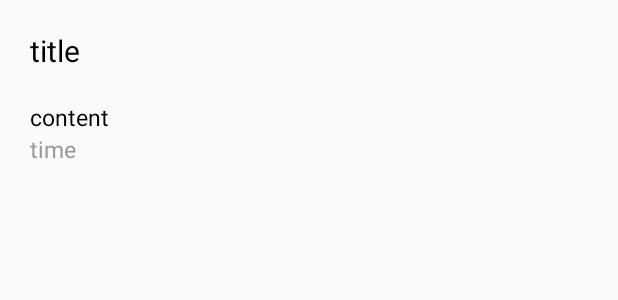
After one commit to dami0806/LifeStyle, an Android app: the layout board_item.xml on its own in the app's theme, with its tools: preview values and no code run, on a phone screen of 412 x 824 dp. The commit adds this screen. Shown: the top 300 px of the screen. Run offline under Robolectric (Android 15) with nearby library versions, the phone set to English and light mode, and no system bars.

Commit message:
게시판 작성 완료

```diff
--- /dev/null
+++ b/app/src/main/res/layout/board_item.xml
@@ -0,0 +1,32 @@
+<?xml version="1.0" encoding="utf-8"?>
+<LinearLayout xmlns:android="http://schemas.android.com/apk/res/android"
+    android:layout_width="match_parent"
+    android:layout_height="120dp"
+    android:orientation="vertical">
+
+    <TextView
+        android:id="@+id/title"
+        android:text="title"
+        android:textSize="20sp"
+        android:textColor="@color/black"
+        android:layout_width="wrap_content"
+        android:layout_height="wrap_content"
+        android:layout_margin="20dp"/>
+    <TextView
+        android:id="@+id/content"
+        android:text="content"
+        android:textSize="15sp"
+        android:layout_marginLeft="20dp"
+        android:textColor="@color/black"
+        android:layout_width="wrap_content"
+        android:layout_height="wrap_content"/>
+    <TextView
+        android:id="@+id/time"
+        android:text="time"
+        android:textSize="15sp"
+        android:textColor="#999999"
+        android:layout_width="wrap_content"
+        android:layout_height="wrap_content"
+        android:layout_marginLeft="20dp"/>
+
+</LinearLayout>
```
Also changed, not shown: app/src/main/java/com/dami/lifestyle/board/BoardListAdapter.kt (added, +40 -0 lines), app/src/main/java/com/dami/lifestyle/board/BoardModel.kt (+4 -4 lines), app/src/main/java/com/dami/lifestyle/frangments/TalkFragment.kt (+38 -0 lines), app/src/main/res/layout/fragment_talk.xml (+7 -5 lines).
